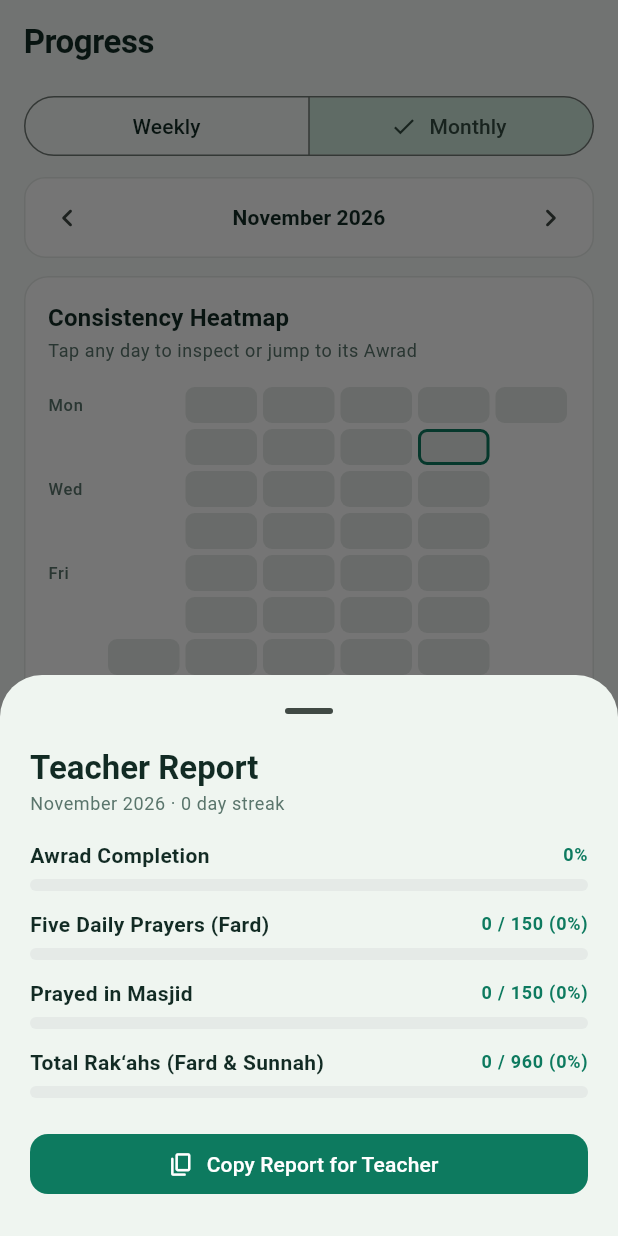
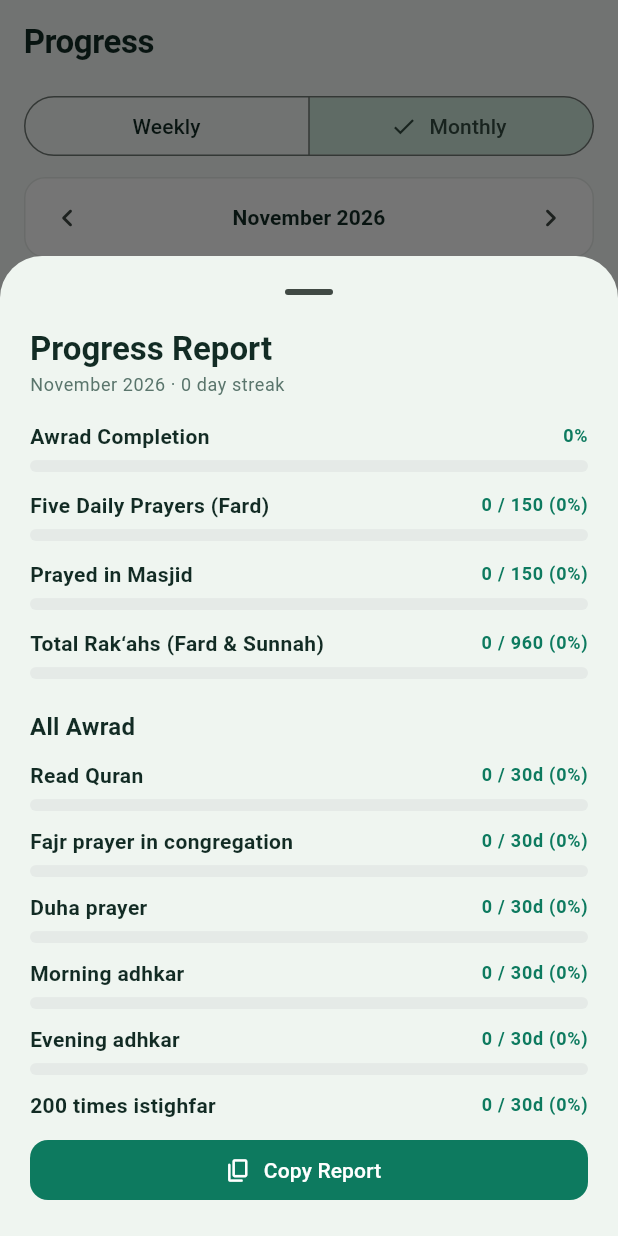
Before and after one commit to othman98shawgan/awrad, a Flutter app: the screen it shows after launch, item 3 of the bottom bar chosen, after a tap on "Report", on a phone screen of 412 x 824 dp. Run offline on Flutter 3.47's test engine with Material 3 defaults, Android fonts, the phone set to English and light mode, and no system bars; our stand-ins replace flutter_riverpod, shared_preferences, wakelock_plus.

Commit message:
feat: rename to Progress Report, include all Awrad breakdown, start monthly heatmap on Sunday

```diff
--- a/lib/services/progress_provider.dart
+++ b/lib/services/progress_provider.dart
@@ -59,6 +59,28 @@ class DailyProgressSummary {
   });
 
   bool get hasPartialAwrad => awradHalfDone > 0;
+}
+
+/// Per-task completion breakdown over a selected date range.
+class AwradTaskSummary {
+  final String taskId;
+  final String title;
+  final int applicableDays;
+  final int doneDays;
+  final int halfDays;
+
+  const AwradTaskSummary({
+    required this.taskId,
+    required this.title,
+    required this.applicableDays,
+    required this.doneDays,
+    required this.halfDays,
+  });
+
+  double get completionRate {
+    if (applicableDays == 0) return 0.0;
+    return (doneDays + (halfDays * 0.5)) / applicableDays;
+  }
 }
 
 /// Parameter object for querying progress over an inclusive date range.
@@ -131,3 +153,40 @@ final progressRangeProvider = FutureProvider.autoDispose
   }
   return summaries;
 });
+
+/// Computes per-task completion breakdown across [ProgressRangeQuery].
+final awradTaskBreakdownProvider = FutureProvider.autoDispose
+    .family<List<AwradTaskSummary>, ProgressRangeQuery>((ref, query) async {
+  ref.watch(awradDataVersionProvider);
+  final awradRepo = ref.watch(awradRepositoryProvider);
+  final tasks = ref.watch(awradTasksProvider);
+
+  final effectiveTasks = tasks.isNotEmpty ? tasks : await awradRepo.loadTasks();
+  final awradLogs = await awradRepo.loadLogsInRange(query.start, query.end);
+  final days = datesInRange(query.start, query.end);
+
+  return effectiveTasks
+      .where((t) => !t.isArchived)
+      .map((task) {
+        int applicable = 0;
+        int done = 0;
+        int half = 0;
+        for (final date in days) {
+          if (!task.appliesTo(date)) continue;
+          applicable++;
+          final key = formatDateKey(date);
+          final status = awradLogs[key]?.statusFor(task.id) ?? AwradStatus.notDone;
+          if (status == AwradStatus.done) done++;
+          if (status == AwradStatus.halfDone) half++;
+        }
+        return AwradTaskSummary(
+          taskId: task.id,
+          title: task.title,
+          applicableDays: applicable,
+          doneDays: done,
+          halfDays: half,
+        );
+      })
+      .where((s) => s.applicableDays > 0)
+      .toList();
+});
--- a/lib/ui/pages/progress_page.dart
+++ b/lib/ui/pages/progress_page.dart
@@ -109,10 +109,13 @@ class _ProgressPageState extends ConsumerState<ProgressPage> {
     final (start, end) = _currentRange();
     final label = _periodLabel(start, end);
 
-    final rangeAsync = ref.watch(
-      progressRangeProvider(ProgressRangeQuery(start, end)),
-    );
+    final rangeQuery = ProgressRangeQuery(start, end);
+    final rangeAsync = ref.watch(progressRangeProvider(rangeQuery));
     final days = rangeAsync.valueOrNull ?? const <DailyProgressSummary>[];
+    final taskBreakdownAsync =
+        ref.watch(awradTaskBreakdownProvider(rangeQuery));
+    final taskSummaries =
+        taskBreakdownAsync.valueOrNull ?? const <AwradTaskSummary>[];
 
     final streakEnd = normalizeDate(DateTime.now());
     final streakStart =
@@ -244,14 +247,14 @@ class _ProgressPageState extends ConsumerState<ProgressPage> {
                     crossAxisAlignment: CrossAxisAlignment.start,
                     children: [
                       Text(
-                        'Teacher Report',
+                        'Progress Report',
                         style: theme.textTheme.titleMedium?.copyWith(
                           fontWeight: FontWeight.w700,
                         ),
                       ),
                       const SizedBox(height: 2),
                       Text(
-                        'Share your $label summary with your teacher',
+                        'Share your $label summary',
                         style: theme.textTheme.bodySmall?.copyWith(
                           color: colors.mutedText,
                         ),
@@ -263,10 +266,11 @@ class _ProgressPageState extends ConsumerState<ProgressPage> {
                 FilledButton.icon(
                   onPressed: days.isEmpty
                       ? null
-                      : () => showTeacherReportSheet(
+                      : () => showProgressReportSheet(
                             context,
                             periodLabel: label,
                             days: days,
+                            taskSummaries: taskSummaries,
                             streakDays: streak,
                           ),
                   icon: const Icon(Icons.ios_share_rounded, size: 17),
--- a/lib/ui/widgets/consistency_heatmap.dart
+++ b/lib/ui/widgets/consistency_heatmap.dart
@@ -23,6 +23,15 @@ class ConsistencyHeatmap extends StatelessWidget {
   });
 
   static const _dayLabels = ['Mon', 'Tue', 'Wed', 'Thu', 'Fri', 'Sat', 'Sun'];
+  static const _sundayFirstLabels = [
+    'Sun',
+    'Mon',
+    'Tue',
+    'Wed',
+    'Thu',
+    'Fri',
+    'Sat',
+  ];
 
   @override
   Widget build(BuildContext context) {
@@ -163,8 +172,8 @@ class ConsistencyHeatmap extends StatelessWidget {
   ) {
     if (days.isEmpty) return const SizedBox.shrink();
 
-    // Pad leading slots before the 1st of the month so rows align Mon(0)..Sun(6).
-    final leadingBlanks = days.first.date.weekday - 1;
+    // Pad leading slots before the 1st of the month so rows align Sun(0)..Sat(6).
+    final leadingBlanks = days.first.date.weekday % 7;
     final cells = <DailyProgressSummary?>[
       ...List<DailyProgressSummary?>.filled(leadingBlanks, null),
       ...days,
@@ -188,7 +197,7 @@ class ConsistencyHeatmap extends StatelessWidget {
                 alignment: Alignment.centerLeft,
                 child: showLabel
                     ? Text(
-                        _dayLabels[weekdayIdx],
+                        _sundayFirstLabels[weekdayIdx],
                         style: theme.textTheme.labelSmall?.copyWith(
                           color: colors.mutedText,
                         ),
--- a/lib/ui/widgets/teacher_report_sheet.dart
+++ b/lib/ui/widgets/teacher_report_sheet.dart
@@ -4,11 +4,12 @@ import 'package:flutter/services.dart';
 import '../../services/progress_provider.dart';
 import '../theme/app_theme.dart';
 
-/// Builds a clean plain-text weekly/monthly summary suitable for sharing
-/// with a Quran/spiritual teacher via WhatsApp or email.
-String formatTeacherReportText({
+/// Builds a clean plain-text weekly/monthly summary including all Awrad tasks
+/// and daily prayer metrics.
+String formatProgressReportText({
   required String periodLabel,
   required List<DailyProgressSummary> days,
+  required List<AwradTaskSummary> taskSummaries,
   required int streakDays,
 }) {
   final totalDays = days.length;
@@ -32,21 +33,36 @@ String formatTeacherReportText({
   final rakahPct =
       totalRakahs == 0 ? 0 : ((completedRakahs / totalRakahs) * 100).round();
 
-  return [
+  final lines = <String>[
     'Awrad Progress Report — $periodLabel',
     'Active days: $activeDays / $totalDays | Streak: $streakDays days',
     '• Awrad completion: $awradPct%',
     '• Fard prayers: $totalFard / $maxFard ($fardPct%)',
     '• In Masjid: $totalMasjid / $maxFard ($masjidPct%)',
     '• Total rak‘ahs: $completedRakahs / $totalRakahs ($rakahPct%)',
-  ].join('\n');
+  ];
+
+  if (taskSummaries.isNotEmpty) {
+    lines.add('');
+    lines.add('Awrad Breakdown:');
+    for (final task in taskSummaries) {
+      final pct = (task.completionRate * 100).round();
+      final detail = task.halfDays > 0
+          ? '${task.doneDays} done, ${task.halfDays} half / ${task.applicableDays}d ($pct%)'
+          : '${task.doneDays} / ${task.applicableDays}d ($pct%)';
+      lines.add('• ${task.title}: $detail');
+    }
   }
 
-/// Opens a clean preview & copy-to-clipboard bottom sheet for the Teacher Report.
-Future<void> showTeacherReportSheet(
+  return lines.join('\n');
+}
+
+/// Opens a scrollable Progress Report preview & copy-to-clipboard bottom sheet.
+Future<void> showProgressReportSheet(
   BuildContext context, {
   required String periodLabel,
   required List<DailyProgressSummary> days,
+  required List<AwradTaskSummary> taskSummaries,
   required int streakDays,
 }) {
   return showModalBottomSheet<void>(
@@ -54,22 +70,25 @@ Future<void> showTeacherReportSheet(
     isScrollControlled: true,
     useSafeArea: true,
     showDragHandle: true,
-    builder: (_) => _TeacherReportSheet(
+    builder: (_) => _ProgressReportSheet(
       periodLabel: periodLabel,
       days: days,
+      taskSummaries: taskSummaries,
       streakDays: streakDays,
     ),
   );
 }
 
-class _TeacherReportSheet extends StatelessWidget {
+class _ProgressReportSheet extends StatelessWidget {
   final String periodLabel;
   final List<DailyProgressSummary> days;
+  final List<AwradTaskSummary> taskSummaries;
   final int streakDays;
 
-  const _TeacherReportSheet({
+  const _ProgressReportSheet({
     required this.periodLabel,
     required this.days,
+    required this.taskSummaries,
     required this.streakDays,
   });
 
@@ -77,9 +96,10 @@ class _TeacherReportSheet extends StatelessWidget {
   Widget build(BuildContext context) {
     final colors = context.awradColors;
     final theme = Theme.of(context);
-    final reportText = formatTeacherReportText(
+    final reportText = formatProgressReportText(
       periodLabel: periodLabel,
       days: days,
+      taskSummaries: taskSummaries,
       streakDays: streakDays,
     );
 
@@ -96,14 +116,21 @@ class _TeacherReportSheet extends StatelessWidget {
     final totalRakahs = days.fold<int>(0, (s, d) => s + d.totalRakahs);
     final rakahRate = totalRakahs == 0 ? 0.0 : completedRakahs / totalRakahs;
 
-    return Padding(
-      padding: const EdgeInsets.fromLTRB(20, 0, 20, 24),
-      child: Column(
-        mainAxisSize: MainAxisSize.min,
-        crossAxisAlignment: CrossAxisAlignment.start,
+    return DraggableScrollableSheet(
+      expand: false,
+      initialChildSize: 0.78,
+      minChildSize: 0.45,
+      maxChildSize: 0.92,
+      builder: (context, scrollController) {
+        return Column(
+          children: [
+            Expanded(
+              child: ListView(
+                controller: scrollController,
+                padding: const EdgeInsets.fromLTRB(20, 0, 20, 16),
                 children: [
                   Text(
-            'Teacher Report',
+                    'Progress Report',
                     style: theme.textTheme.titleLarge?.copyWith(
                       fontWeight: FontWeight.w700,
                     ),
@@ -124,13 +151,15 @@ class _TeacherReportSheet extends StatelessWidget {
                   const SizedBox(height: 12),
                   _ReportMetricBar(
                     label: 'Five Daily Prayers (Fard)',
-            detail: '$totalFard / $maxFard (${(fardRate * 100).round()}%)',
+                    detail:
+                        '$totalFard / $maxFard (${(fardRate * 100).round()}%)',
                     progress: fardRate,
                   ),
                   const SizedBox(height: 12),
                   _ReportMetricBar(
                     label: 'Prayed in Masjid',
-            detail: '$totalMasjid / $maxFard (${(masjidRate * 100).round()}%)',
+                    detail:
+                        '$totalMasjid / $maxFard (${(masjidRate * 100).round()}%)',
                     progress: masjidRate,
                   ),
                   const SizedBox(height: 12),
@@ -140,8 +169,32 @@ class _TeacherReportSheet extends StatelessWidget {
                         '$completedRakahs / $totalRakahs (${(rakahRate * 100).round()}%)',
                     progress: rakahRate,
                   ),
+                  if (taskSummaries.isNotEmpty) ...[
                     const SizedBox(height: 20),
-          SizedBox(
+                    Text(
+                      'All Awrad',
+                      style: theme.textTheme.titleMedium?.copyWith(
+                        fontWeight: FontWeight.w700,
+                      ),
+                    ),
+                    const SizedBox(height: 10),
+                    for (final task in taskSummaries) ...[
+                      _ReportMetricBar(
+                        label: task.title,
+                        detail: task.halfDays > 0
+                            ? '${task.doneDays} + ${task.halfDays}½ / ${task.applicableDays}d'
+                            : '${task.doneDays} / ${task.applicableDays}d (${(task.completionRate * 100).round()}%)',
+                        progress: task.completionRate,
+                      ),
+                      const SizedBox(height: 10),
+                    ],
+                  ],
+                ],
+              ),
+            ),
+            Padding(
+              padding: const EdgeInsets.fromLTRB(20, 8, 20, 20),
+              child: SizedBox(
                 width: double.infinity,
                 child: FilledButton.icon(
                   onPressed: () async {
@@ -150,17 +203,19 @@ class _TeacherReportSheet extends StatelessWidget {
                       Navigator.of(context).pop();
                       ScaffoldMessenger.of(context).showSnackBar(
                         const SnackBar(
-                      content: Text('Teacher report copied to clipboard.'),
+                          content: Text('Report copied to clipboard.'),
                         ),
                       );
                     }
                   },
                   icon: const Icon(Icons.copy_rounded, size: 18),
-              label: const Text('Copy Report for Teacher'),
+                  label: const Text('Copy Report'),
+                ),
               ),
             ),
           ],
-      ),
+        );
+      },
     );
   }
 }
@@ -188,12 +243,16 @@ class _ReportMetricBar extends StatelessWidget {
         Row(
           mainAxisAlignment: MainAxisAlignment.spaceBetween,
           children: [
-            Text(
+            Expanded(
+              child: Text(
                 label,
+                overflow: TextOverflow.ellipsis,
                 style: theme.textTheme.bodyMedium?.copyWith(
                   fontWeight: FontWeight.w600,
                 ),
               ),
+            ),
+            const SizedBox(width: 8),
             Text(
               detail,
               style: theme.textTheme.labelMedium?.copyWith(
```
Also changed, not shown: 1 other file. Lines whose indentation alone changed are shown as unchanged.
